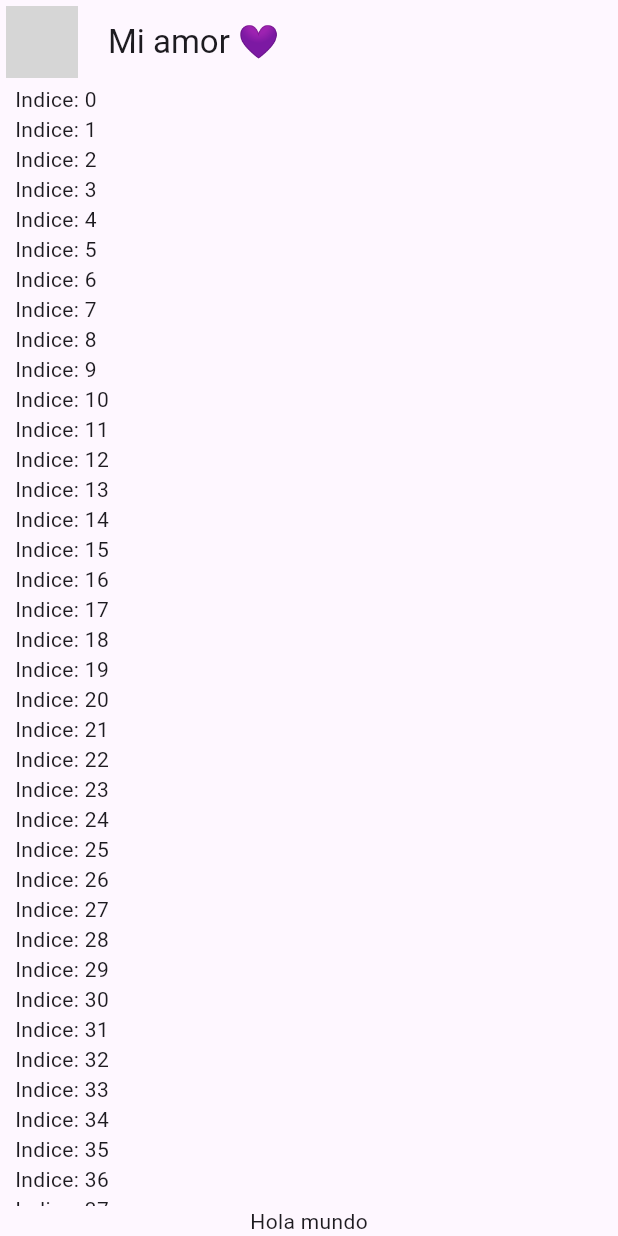
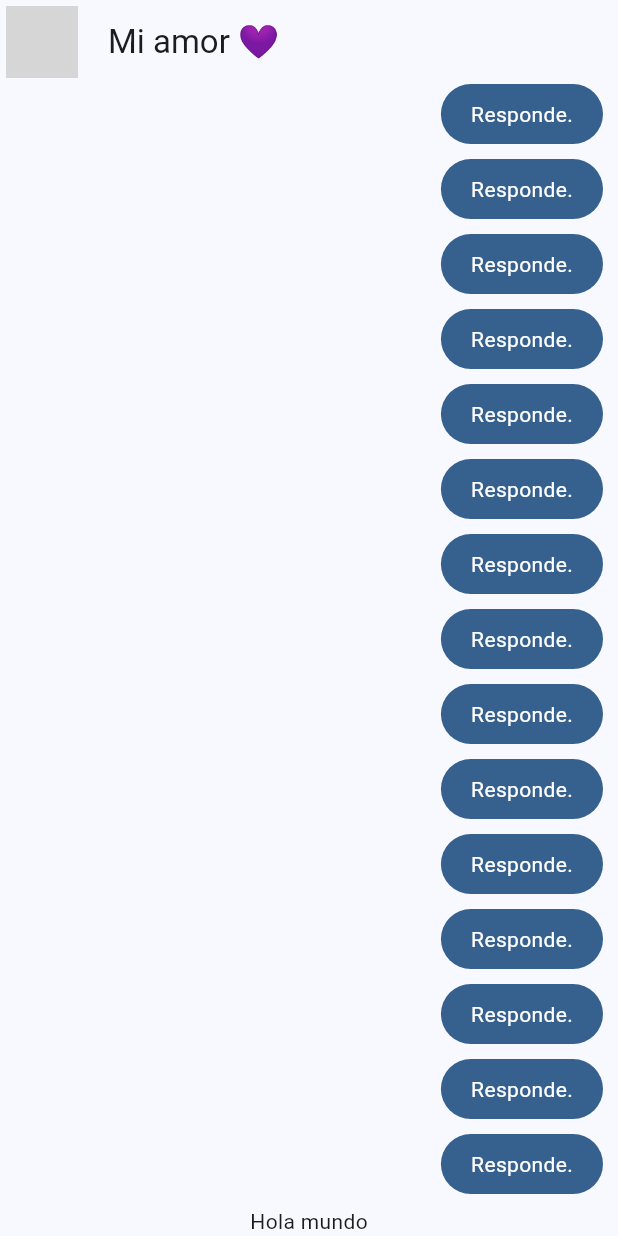
Before and after one commit to EmmanuelJCA/yes_no_app, a Flutter app: the screen it shows after launch, on a phone screen of 412 x 824 dp. Run offline on Flutter 3.47's test engine with Material 2 defaults, Android fonts, the phone set to English and light mode, and no system bars; network calls fail; grey boxes are pictures that could not be loaded.

Commit message:
sent message bubble widget

```diff
--- a/lib/main.dart
+++ b/lib/main.dart
@@ -1,6 +1,6 @@
 import 'package:flutter/material.dart';
 import 'package:yes_no_app/config/theme/app_theme.dart';
-import 'package:yes_no_app/presentation/chat/chat_screen.dart';
+import 'package:yes_no_app/presentation/screens/chat/chat_screen.dart';
 
 void main() => runApp(const MyApp());
 
@@ -12,7 +12,7 @@ class MyApp extends StatelessWidget {
     return MaterialApp(
       title: 'Material App',
       debugShowCheckedModeBanner: false,
-      theme: AppTheme().theme(),
+      theme: AppTheme(selectedColor: 1).theme(),
       home: const ChatScreen()
     );
   }
--- a/lib/presentation/chat/chat_screen.dart
+++ b/lib/presentation/screens/chat/chat_screen.dart
@@ -1,4 +1,5 @@
 import 'package:flutter/material.dart';
+import 'package:yes_no_app/presentation/widgets/chat/sent_message_bubble.dart';
 
 class ChatScreen extends StatelessWidget {
   const ChatScreen({super.key});
@@ -30,7 +31,7 @@ class _ChatView extends StatelessWidget {
         child: Column(
           children: [
             Expanded(child: ListView.builder(itemBuilder: (context, index) {
-              return Text('Indice: $index');
+              return const SentMessageBubble();
             })),
             const Text('Hola mundo')
           ],
--- /dev/null
+++ b/lib/presentation/widgets/chat/sent_message_bubble.dart
@@ -0,0 +1,28 @@
+import 'package:flutter/material.dart';
+
+class SentMessageBubble extends StatelessWidget {
+  const SentMessageBubble({super.key});
+
+  @override
+  Widget build(BuildContext context) {
+    final colors = Theme.of(context).colorScheme;
+
+    return Column(
+      crossAxisAlignment: CrossAxisAlignment.end,
+      children: [
+        Container(
+          decoration: BoxDecoration(
+              color: colors.primary, borderRadius: BorderRadius.circular(20)),
+          child: const Padding(
+            padding: EdgeInsets.symmetric(horizontal: 20, vertical: 10),
+            child: Text(
+              'Responde.',
+              style: TextStyle(color: Colors.white),
+            ),
+          ),
+        ),
+        const SizedBox(height: 10)
+      ],
+    );
+  }
+}
```
